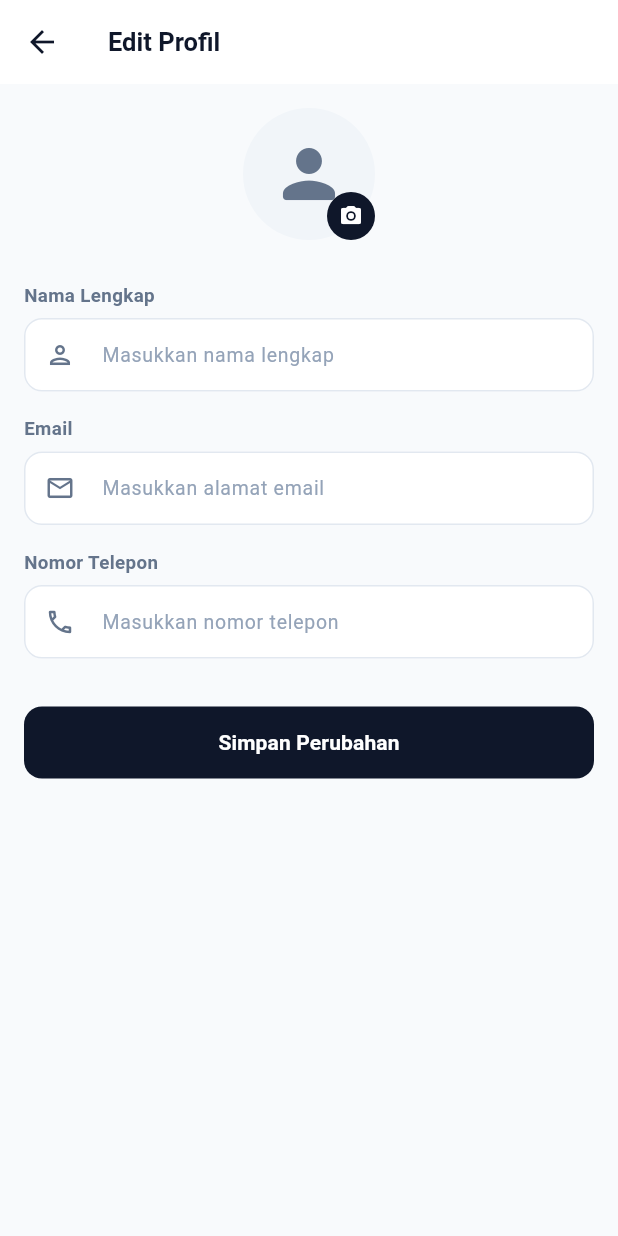
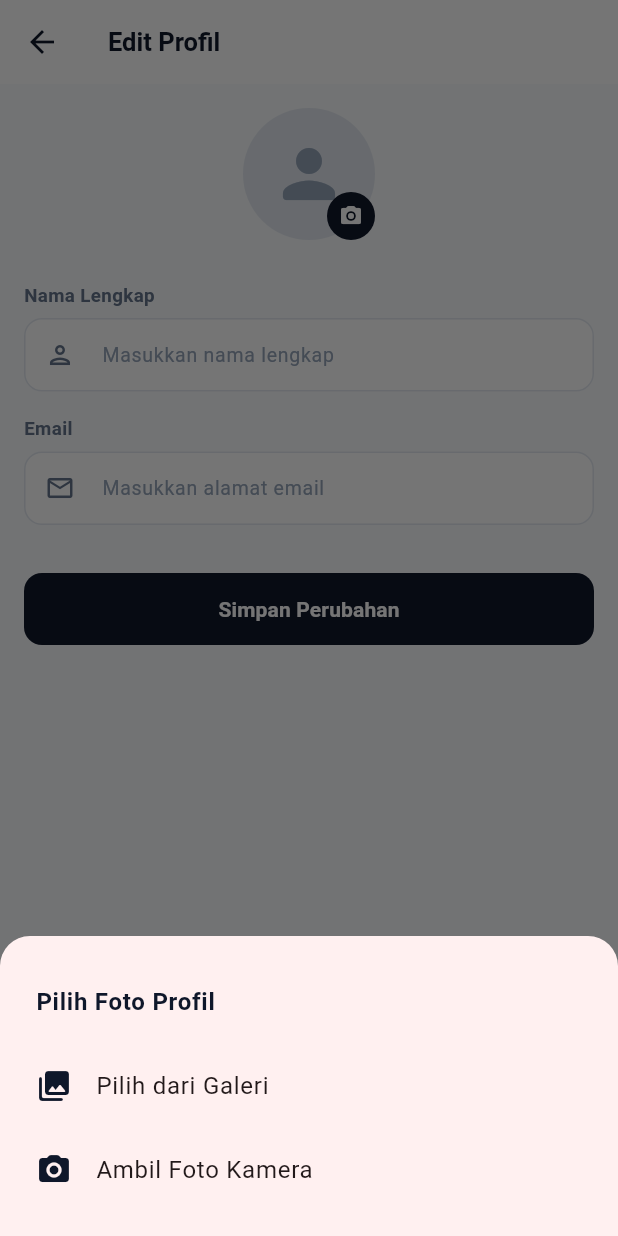
Before and after one commit to DheaIyaa6/KIMPUL, a Flutter app: the EditProfileScreen screen opened directly with empty values, after a tap on the "photo camera" icon, on a phone screen of 412 x 824 dp. Run offline on Flutter 3.47's test engine with Material 3 defaults, Android fonts, the phone set to English and light mode, and no system bars; our stand-ins replace image_picker, webview_flutter; missing offline and left inert: webfeed_plus; accounts and stored records are empty.

Commit message:
revisi profil

```diff
--- a/lib/screens/edit_profile_screen.dart
+++ b/lib/screens/edit_profile_screen.dart
@@ -1,24 +1,9 @@
+import 'dart:io';
 import 'package:flutter/material.dart';
+import 'package:image_picker/image_picker.dart';
 import 'profile_screen.dart' show UserProfile;
 
 /// Halaman Edit Profil — terpisah dari ProfileScreen.
-///
-/// Cara pakai (dari ProfileScreen atau layar lain):
-///
-/// final updated = await Navigator.push<UserProfile>(
-///   context,
-///   MaterialPageRoute(
-///     builder: (_) => EditProfileScreen(
-///       user: currentUser,
-///       onSave: (updatedUser) async {
-///         // TODO: panggil API / simpan ke storage di sini
-///       },
-///     ),
-///   ),
-/// );
-/// if (updated != null) {
-///   setState(() => currentUser = updated);
-/// }
 class EditProfileScreen extends StatefulWidget {
   final UserProfile user;
   final Future<void> Function(UserProfile updatedUser)? onSave;
@@ -37,8 +22,9 @@ class _EditProfileScreenState extends State<EditProfileScreen> {
   final _formKey = GlobalKey<FormState>();
   late final TextEditingController _nameController;
   late final TextEditingController _emailController;
-  late final TextEditingController _phoneController;
 
+  File? _selectedImageFile;
+  final ImagePicker _picker = ImagePicker();
   bool _isSaving = false;
 
   @override
@@ -46,15 +32,85 @@ class _EditProfileScreenState extends State<EditProfileScreen> {
     super.initState();
     _nameController = TextEditingController(text: widget.user.name);
     _emailController = TextEditingController(text: widget.user.email);
-    _phoneController = TextEditingController(text: widget.user.phone);
   }
 
   @override
   void dispose() {
     _nameController.dispose();
     _emailController.dispose();
-    _phoneController.dispose();
     super.dispose();
+  }
+
+  // Fungsi Memilih Foto dari Galeri atau Kamera
+  Future<void> _pickImage(ImageSource source) async {
+    try {
+      final XFile? pickedFile = await _picker.pickImage(
+        source: source,
+        maxWidth: 800,
+        maxHeight: 800,
+        imageQuality: 85,
+      );
+
+      if (pickedFile != null) {
+        setState(() {
+          _selectedImageFile = File(pickedFile.path);
+        });
+      }
+    } catch (e) {
+      if (!mounted) return;
+      ScaffoldMessenger.of(context).showSnackBar(
+        SnackBar(content: Text('Gagal memilih gambar: $e')),
+      );
+    }
+  }
+
+  // Bottom Sheet Pilihan Sumber Foto
+  void _showImagePickerModal() {
+    showModalBottomSheet(
+      context: context,
+      shape: const RoundedRectangleBorder(
+        borderRadius: BorderRadius.vertical(top: Radius.circular(20)),
+      ),
+      builder: (context) {
+        return SafeArea(
+          child: Padding(
+            padding: const EdgeInsets.symmetric(vertical: 16, horizontal: 8),
+            child: Wrap(
+              children: [
+                const ListTile(
+                  title: Text(
+                    'Pilih Foto Profil',
+                    style: TextStyle(
+                      fontWeight: FontWeight.bold,
+                      fontSize: 16,
+                      color: Color(0xFF0F172A),
+                    ),
+                  ),
+                ),
+                ListTile(
+                  leading: const Icon(Icons.photo_library_rounded,
+                      color: Color(0xFF0F172A)),
+                  title: const Text('Pilih dari Galeri'),
+                  onTap: () {
+                    Navigator.pop(context);
+                    _pickImage(ImageSource.gallery);
+                  },
+                ),
+                ListTile(
+                  leading: const Icon(Icons.camera_alt_rounded,
+                      color: Color(0xFF0F172A)),
+                  title: const Text('Ambil Foto Kamera'),
+                  onTap: () {
+                    Navigator.pop(context);
+                    _pickImage(ImageSource.camera);
+                  },
+                ),
+              ],
+            ),
+          ),
+        );
+      },
+    );
   }
 
   String? _validateName(String? value) {
@@ -78,27 +134,21 @@ class _EditProfileScreenState extends State<EditProfileScreen> {
     return null;
   }
 
-  String? _validatePhone(String? value) {
-    if (value == null || value.trim().isEmpty) {
-      return 'Nomor telepon tidak boleh kosong';
-    }
-    final phoneRegex = RegExp(r'^\+?[0-9\-\s]{8,15}$');
-    if (!phoneRegex.hasMatch(value.trim())) {
-      return 'Format nomor telepon tidak valid';
-    }
-    return null;
-  }
-
   Future<void> _handleSave() async {
     if (!_formKey.currentState!.validate()) return;
 
     setState(() => _isSaving = true);
 
+    // Tentukan URL/Path avatar baru
+    final avatarPath = _selectedImageFile != null
+        ? _selectedImageFile!.path
+        : widget.user.avatarUrl;
+
     final updatedUser = UserProfile(
       name: _nameController.text.trim(),
       email: _emailController.text.trim(),
-      phone: _phoneController.text.trim(),
-      avatarUrl: widget.user.avatarUrl,
+      phone: widget.user.phone,
+      avatarUrl: avatarPath,
       clientCode: widget.user.clientCode,
       accountNumber: widget.user.accountNumber,
       branch: widget.user.branch,
@@ -125,6 +175,11 @@ class _EditProfileScreenState extends State<EditProfileScreen> {
 
   @override
   Widget build(BuildContext context) {
+    // Mengecek apakah ada gambar yang dipilih atau diset sebelumnya
+    final bool hasCustomAvatar = _selectedImageFile != null ||
+        (widget.user.avatarUrl.trim().isNotEmpty &&
+            !widget.user.avatarUrl.contains('pravatar.cc'));
+
     return Scaffold(
       backgroundColor: const Color(0xFFF8FAFC),
       appBar: AppBar(
@@ -147,25 +202,34 @@ class _EditProfileScreenState extends State<EditProfileScreen> {
           child: Column(
             crossAxisAlignment: CrossAxisAlignment.start,
             children: [
+              // FOTO PROFIL
               Center(
                 child: Stack(
                   children: [
-                    const CircleAvatar(
-                      radius: 44,
-                      backgroundColor: Color(0xFFF1F5F9),
-                      child: Icon(
-                        Icons.person_rounded,
-                        size: 52,
-                        color: Color(0xFF64748B),
+                    GestureDetector(
+                      onTap: _showImagePickerModal,
+                      child: CircleAvatar(
+                        radius: 44,
+                        backgroundColor: const Color(0xFFE2E8F0),
+                        backgroundImage: _selectedImageFile != null
+                            ? FileImage(_selectedImageFile!) as ImageProvider
+                            : (hasCustomAvatar
+                                ? NetworkImage(widget.user.avatarUrl)
+                                : null),
+                        child: !hasCustomAvatar && _selectedImageFile == null
+                            ? const Icon(
+                                Icons.person_rounded,
+                                size: 52,
+                                color: Color(0xFF94A3B8),
+                              )
+                            : null,
                       ),
                     ),
                     Positioned(
                       bottom: 0,
                       right: 0,
                       child: InkWell(
-                        onTap: () {
-                          // TODO: hubungkan ke image picker
-                        },
+                        onTap: _showImagePickerModal,
                         borderRadius: BorderRadius.circular(16),
                         child: Container(
                           width: 32,
@@ -186,6 +250,8 @@ class _EditProfileScreenState extends State<EditProfileScreen> {
                 ),
               ),
               const SizedBox(height: 28),
+
+              // INPUT NAMA LENGKAP
               _buildLabel('Nama Lengkap'),
               _buildTextField(
                 controller: _nameController,
@@ -194,6 +260,8 @@ class _EditProfileScreenState extends State<EditProfileScreen> {
                 validator: _validateName,
               ),
               const SizedBox(height: 16),
+
+              // INPUT EMAIL
               _buildLabel('Email'),
               _buildTextField(
                 controller: _emailController,
@@ -202,16 +270,9 @@ class _EditProfileScreenState extends State<EditProfileScreen> {
                 keyboardType: TextInputType.emailAddress,
                 validator: _validateEmail,
               ),
-              const SizedBox(height: 16),
-              _buildLabel('Nomor Telepon'),
-              _buildTextField(
-                controller: _phoneController,
-                hint: 'Masukkan nomor telepon',
-                icon: Icons.phone_outlined,
-                keyboardType: TextInputType.phone,
-                validator: _validatePhone,
-              ),
               const SizedBox(height: 32),
+
+              // TOMBOL SIMPAN PERUBAHAN
               SizedBox(
                 width: double.infinity,
                 child: ElevatedButton(
--- a/lib/services/api_service.dart
+++ b/lib/services/api_service.dart
@@ -33,7 +33,7 @@ class NewsItem {
 
 class ApiService {
   // URL dasar folder backend di Laragon
-  static const String apiBase = "http://192.168.2.50/api_flutter";
+  static const String apiBase = "http://192.168.1.207/api_flutter";
 
   // URL Backend Lokal (Laragon)
   static const String baseUrl = "$apiBase/get_data.php";
--- a/pubspec.yaml
+++ b/pubspec.yaml
@@ -34,6 +34,7 @@ dependencies:
   intl: ^0.19.0
   http: ^1.2.0
   webfeed_plus: ^1.0.1
+  image_picker: ^1.1.2
 
   # The following adds the Cupertino Icons font to your application.
   # Use with the CupertinoIcons class for iOS style icons.
```
Also changed, not shown: lib/screens/profile_screen.dart (+41 -15 lines), pubspec.lock, 5 other files.
